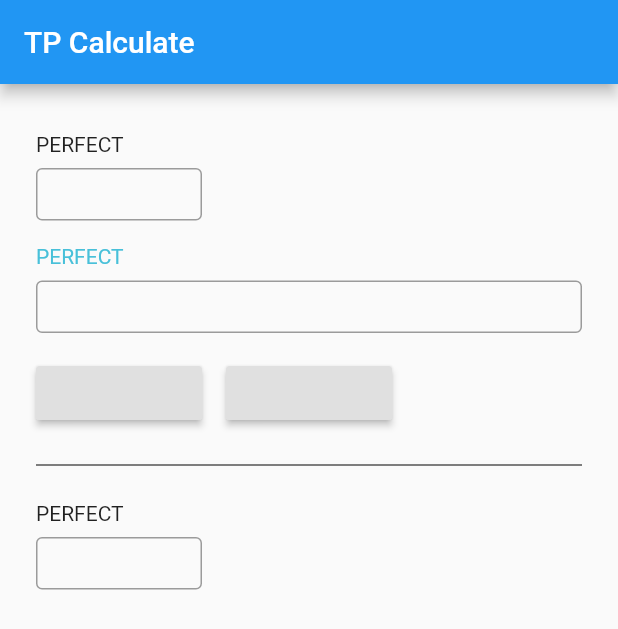
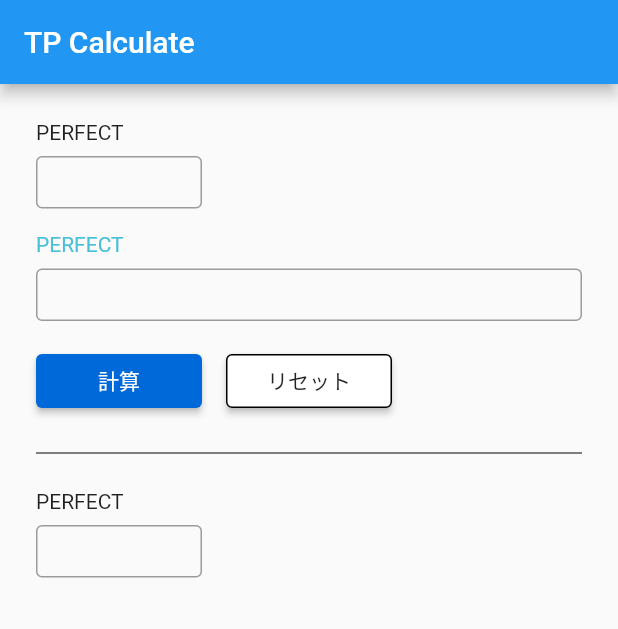
Before and after one commit to K-shir0/tp-calculate-app, a Flutter app: the screen it shows after launch, on a phone screen of 412 x 824 dp. Shown: the top 629 px of the screen. Run offline on Flutter 3.47's test engine with Material 2 defaults, Android fonts, the phone set to English and light mode, and no system bars; our stand-ins replace flutter_hooks, hooks_riverpod.

Commit message:
feat: buttonのデザインを調整

```diff
--- a/lib/config/palette.dart
+++ b/lib/config/palette.dart
@@ -1,3 +1,4 @@
+import 'package:flutter/material.dart';
 import 'package:flutter/painting.dart';
 
 class Palette {
@@ -5,4 +6,8 @@ class Palette {
   static const Color good = Color(0xffFFCA29);
   static const Color bad = Color(0xffEB5CE8);
   static const Color miss = Color(0xffE5E5E5);
+
+  static const Color black = Color(0xff000000);
+  static const Color white = Color(0xffFFFFFF);
+  static const Color primary = Color(0xff0069D9);
 }
--- a/lib/screens/home/home.dart
+++ b/lib/screens/home/home.dart
@@ -36,7 +36,7 @@ class CalculateForm extends StatelessWidget {
                 flex: 1,
                 child: Padding(
                   padding:
-                      const EdgeInsets.only(top: 8.0, left: 8.0, right: 8.0),
+                      const EdgeInsets.only(left: 8.0, right: 8.0, bottom: 8.0),
                   child: CalculateTextField(label: "PERFECT"),
                 ),
               ),
@@ -50,7 +50,8 @@ class CalculateForm extends StatelessWidget {
             children: [
               Expanded(
                 child: Padding(
-                  padding: const EdgeInsets.all(8.0),
+                  padding:
+                      const EdgeInsets.only(left: 8.0, right: 8.0, bottom: 8.0),
                   child: CalculateTextField(
                     label: "PERFECT",
                     labelColor: Palette.perfect,
@@ -67,15 +68,30 @@ class CalculateForm extends StatelessWidget {
               Expanded(
                 flex: 1,
                 child: Padding(
-                  padding: const EdgeInsets.only(left: 8.0, right: 8.0),
-                  child: RaisedButton(onPressed: () {}),
+                  padding: const EdgeInsets.all(8.0),
+                  child: RaisedButton(
+                    child: Text("計算"),
+                    shape: RoundedRectangleBorder(
+                      borderRadius: BorderRadius.circular(4.0),
+                    ),
+                    textColor: Palette.white,
+                    color: Palette.primary,
+                    onPressed: () {},
+                  ),
                 ),
               ),
               Expanded(
                 flex: 1,
                 child: Padding(
                   padding: const EdgeInsets.all(8.0),
-                  child: RaisedButton(onPressed: () {}),
+                  child: RaisedButton(
+                    child: Text("リセット"),
+                    shape: RoundedRectangleBorder(
+                        borderRadius: BorderRadius.circular(4.0),
+                        side: BorderSide(color: Palette.black)),
+                    color: Palette.white,
+                    onPressed: () {},
+                  ),
                 ),
               ),
 
@@ -86,6 +102,8 @@ class CalculateForm extends StatelessWidget {
               ),
             ],
           ),
+
+          // 線
           Padding(
             padding: const EdgeInsets.all(8.0),
             child: Divider(
@@ -120,7 +138,8 @@ class CalculateTextField extends StatelessWidget {
   final List<TextInputFormatter> inputFormatter;
   final Color labelColor;
 
-  const CalculateTextField({Key key, @required this.label, this.inputFormatter, this.labelColor})
+  const CalculateTextField(
+      {Key key, @required this.label, this.inputFormatter, this.labelColor})
       : super(key: key);
 
   @override
@@ -130,7 +149,10 @@ class CalculateTextField extends StatelessWidget {
       children: [
         Padding(
           padding: const EdgeInsets.only(top: 8, bottom: 8),
-          child: Text(label, style: TextStyle(color: labelColor),),
+          child: Text(
+            label,
+            style: TextStyle(color: labelColor),
+          ),
         ),
         TextField(
             decoration: InputDecoration(
```
